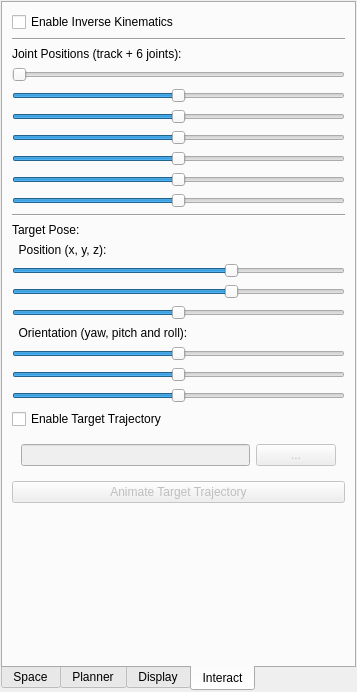
mikael-s-persson/ReaK, file src/ReaK/examples/robot_airship/uis/CRS_planner_config.ui: the form before one commit.
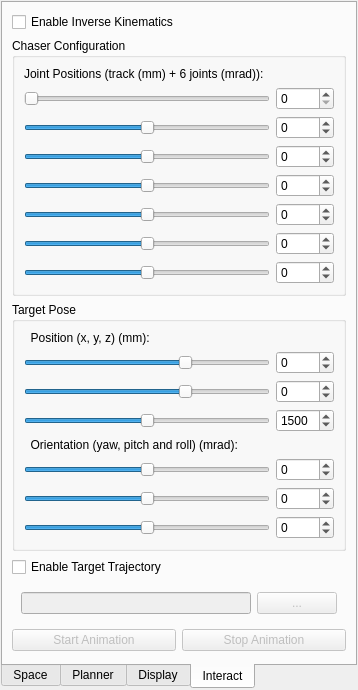
The form after the commit. The open tabs and pages were chosen to show the change.

Commit message: Added a number of features to the CRS-planner2 GUI. Added the load functions for the models (not yet linked to GUI menus). Did a bit of cleaning.

Diff of the .ui file:
```diff
--- a/src/ReaK/examples/robot_airship/uis/CRS_planner_config.ui
+++ b/src/ReaK/examples/robot_airship/uis/CRS_planner_config.ui
@@ -6,8 +6,8 @@
    <rect>
     <x>0</x>
     <y>0</y>
-    <width>357</width>
-    <height>689</height>
+    <width>358</width>
+    <height>690</height>
    </rect>
   </property>
   <property name="sizePolicy">
@@ -35,7 +35,7 @@
       <enum>QTabWidget::South</enum>
      </property>
      <property name="currentIndex">
-      <number>3</number>
+      <number>0</number>
      </property>
      <widget class="QWidget" name="TopologyTab">
       <attribute name="title">
@@ -119,19 +119,22 @@
           <item row="0" column="0">
            <widget class="QLabel" name="label_3">
             <property name="text">
-             <string>Minimum (seconds):</string>
+             <string>Minimum:</string>
             </property>
            </widget>
           </item>
           <item row="2" column="0">
            <widget class="QLabel" name="label_4">
             <property name="text">
-             <string>Maximum (seconds):</string>
+             <string>Maximum:</string>
             </property>
            </widget>
           </item>
           <item row="0" column="1">
            <widget class="QDoubleSpinBox" name="min_interval_spinbox">
+            <property name="suffix">
+             <string> seconds</string>
+            </property>
             <property name="minimum">
              <double>0.010000000000000</double>
             </property>
@@ -148,6 +151,9 @@
           </item>
           <item row="2" column="1">
            <widget class="QDoubleSpinBox" name="max_interval_spinbox">
+            <property name="suffix">
+             <string> seconds</string>
+            </property>
             <property name="minimum">
              <double>0.100000000000000</double>
             </property>
@@ -368,7 +374,7 @@
           <item row="4" column="0">
            <widget class="QLabel" name="label_11">
             <property name="text">
-             <string>Maximum Num. of Solutions:</string>
+             <string>Stop after:</string>
             </property>
            </widget>
           </item>
@@ -388,6 +394,9 @@
           </item>
           <item row="0" column="1">
            <widget class="QSpinBox" name="maxvertices_spinbox">
+            <property name="suffix">
+             <string> nodes</string>
+            </property>
             <property name="minimum">
              <number>100</number>
             </property>
@@ -404,6 +413,9 @@
           </item>
           <item row="2" column="1">
            <widget class="QSpinBox" name="progress_interval_spinbox">
+            <property name="suffix">
+             <string> iterations</string>
+            </property>
             <property name="minimum">
              <number>100</number>
             </property>
@@ -420,6 +432,9 @@
           </item>
           <item row="4" column="1">
            <widget class="QSpinBox" name="maxsolutions_spinbox">
+            <property name="suffix">
+             <string> solutions</string>
+            </property>
             <property name="minimum">
              <number>1</number>
             </property>
@@ -443,6 +458,22 @@
           <string>Specific Planner Options</string>
          </property>
          <layout class="QGridLayout" name="gridLayout_3">
+          <item row="2" column="1">
+           <widget class="QDoubleSpinBox" name="init_sa_temp_spinbox">
+            <property name="enabled">
+             <bool>false</bool>
+            </property>
+            <property name="decimals">
+             <number>1</number>
+            </property>
+            <property name="singleStep">
+             <double>0.100000000000000</double>
+            </property>
+            <property name="value">
+             <double>2.000000000000000</double>
+            </property>
+           </widget>
+          </item>
           <item row="0" column="1">
            <widget class="QCheckBox" name="check_bidir">
             <property name="enabled">
@@ -493,22 +524,6 @@
             </property>
            </widget>
           </item>
-          <item row="2" column="1">
-           <widget class="QDoubleSpinBox" name="init_sa_temp_spinbox">
-            <property name="enabled">
-             <bool>false</bool>
-            </property>
-            <property name="decimals">
-             <number>1</number>
-            </property>
-            <property name="singleStep">
-             <double>0.100000000000000</double>
-            </property>
-            <property name="value">
-             <double>2.000000000000000</double>
-            </property>
-           </widget>
-          </item>
           <item row="3" column="0">
            <widget class="QCheckBox" name="check_anytime_heuristic">
             <property name="text">
@@ -542,6 +557,35 @@
             </property>
            </widget>
           </item>
+          <item row="6" column="0">
+           <widget class="QLabel" name="label_start_delay">
+            <property name="enabled">
+             <bool>false</bool>
+            </property>
+            <property name="text">
+             <string>Start Delay (s):</string>
+            </property>
+           </widget>
+          </item>
+          <item row="6" column="1">
+           <widget class="QDoubleSpinBox" name="start_delay_spinbox">
+            <property name="enabled">
+             <bool>false</bool>
+            </property>
+            <property name="suffix">
+             <string> seconds</string>
+            </property>
+            <property name="decimals">
+             <number>0</number>
+            </property>
+            <property name="maximum">
+             <double>200.000000000000000</double>
+            </property>
+            <property name="value">
+             <double>10.000000000000000</double>
+            </property>
+           </widget>
+          </item>
          </layout>
         </widget>
        </item>
@@ -552,46 +596,55 @@
          </property>
          <layout class="QVBoxLayout" name="verticalLayout_7">
           <item>
+           <widget class="QWidget" name="widget_2" native="true">
+            <layout class="QGridLayout" name="gridLayout_5">
+             <property name="margin">
+              <number>0</number>
+             </property>
+             <item row="0" column="0">
            <widget class="QCheckBox" name="check_print_timing">
             <property name="enabled">
-             <bool>false</bool>
+                <bool>true</bool>
             </property>
             <property name="text">
-             <string>Timing (printed to terminal)</string>
+                <string>Timing (terminal)</string>
             </property>
            </widget>
           </item>
-          <item>
+             <item row="0" column="1">
            <widget class="QCheckBox" name="check_print_counter">
             <property name="enabled">
-             <bool>false</bool>
+                <bool>true</bool>
             </property>
             <property name="text">
-             <string>Node counter (printed to terminal)</string>
+                <string>Node counter (terminal)</string>
             </property>
             <property name="checked">
              <bool>true</bool>
             </property>
            </widget>
           </item>
-          <item>
+             <item row="1" column="0">
            <widget class="QCheckBox" name="check_print_graph">
             <property name="text">
-             <string>Motion-graph (end-effector trace)</string>
+                <string>Motion-graph trace</string>
             </property>
             <property name="checked">
              <bool>true</bool>
             </property>
            </widget>
           </item>
-          <item>
+             <item row="1" column="1">
            <widget class="QCheckBox" name="check_print_best">
             <property name="text">
-             <string>Best Solution (end-effector trace)</string>
+                <string>Best solution trace</string>
             </property>
             <property name="checked">
              <bool>true</bool>
             </property>
+              </widget>
+             </item>
+            </layout>
            </widget>
           </item>
          </layout>
@@ -625,50 +678,56 @@
       </attribute>
       <layout class="QVBoxLayout" name="verticalLayout_3">
        <item>
+        <widget class="QLabel" name="label_6">
+         <property name="text">
+          <string>General Displayed Elements:</string>
+         </property>
+        </widget>
+       </item>
+       <item>
+        <widget class="QWidget" name="widget_3" native="true">
+         <layout class="QGridLayout" name="gridLayout_6">
+          <property name="margin">
+           <number>0</number>
+          </property>
+          <item row="0" column="0">
         <widget class="QCheckBox" name="check_show_geom">
          <property name="text">
-          <string>Show Robot Geometry</string>
+             <string>Chaser Geometry</string>
          </property>
          <property name="checked">
           <bool>true</bool>
          </property>
         </widget>
        </item>
-       <item>
+          <item row="0" column="1">
         <widget class="QCheckBox" name="check_show_kinmdl">
          <property name="text">
-          <string>Show Robot Kinematic Model</string>
+             <string>Chaser KTE Chain</string>
          </property>
         </widget>
        </item>
-       <item>
+          <item row="1" column="0">
         <widget class="QCheckBox" name="check_show_target">
          <property name="text">
-          <string>Show Target Geometry</string>
+             <string>Target Geometry</string>
          </property>
          <property name="checked">
           <bool>true</bool>
          </property>
         </widget>
        </item>
-       <item>
+          <item row="1" column="1">
         <widget class="QCheckBox" name="check_show_env">
          <property name="text">
-          <string>Show Environment</string>
+             <string>Environment</string>
          </property>
          <property name="checked">
           <bool>true</bool>
          </property>
         </widget>
        </item>
-       <item>
-        <widget class="QCheckBox" name="check_show_proxy">
-         <property name="text">
-          <string>Show Proximity Query Results</string>
-         </property>
-         <property name="checked">
-          <bool>true</bool>
-         </property>
+         </layout>
         </widget>
        </item>
        <item>
@@ -681,35 +740,77 @@
        <item>
         <widget class="QLabel" name="label_15">
          <property name="text">
-          <string>Motion-Planning Results:</string>
+          <string>Planning Results Displayed:</string>
          </property>
         </widget>
        </item>
        <item>
+        <widget class="QWidget" name="widget_4" native="true">
+         <layout class="QGridLayout" name="gridLayout_7">
+          <property name="margin">
+           <number>0</number>
+          </property>
+          <item row="0" column="0">
         <widget class="QCheckBox" name="check_show_motiongraph">
          <property name="text">
-          <string>Show Motion-Graph</string>
+             <string>Motion-Graph</string>
          </property>
          <property name="checked">
           <bool>true</bool>
          </property>
         </widget>
        </item>
-       <item>
+          <item row="0" column="1">
         <widget class="QCheckBox" name="check_show_sol">
          <property name="text">
-          <string>Show Solution(s)</string>
+             <string>Solution(s)</string>
          </property>
          <property name="checked">
           <bool>true</bool>
          </property>
         </widget>
        </item>
+         </layout>
+        </widget>
+       </item>
        <item>
+        <widget class="Line" name="line_4">
+         <property name="orientation">
+          <enum>Qt::Horizontal</enum>
+         </property>
+        </widget>
+       </item>
+       <item>
+        <widget class="QLabel" name="label_12">
+         <property name="text">
+          <string>Best Solution Animation:</string>
+         </property>
+        </widget>
+       </item>
+       <item>
+        <widget class="QWidget" name="widget_5" native="true">
+         <layout class="QGridLayout" name="gridLayout_8">
+          <property name="margin">
+           <number>0</number>
+          </property>
+          <item row="0" column="0">
         <widget class="QPushButton" name="animate_button">
          <property name="text">
-          <string>Animate Best Solution</string>
-         </property>
+             <string>Start</string>
+            </property>
+           </widget>
+          </item>
+          <item row="0" column="1">
+           <widget class="QPushButton" name="animate_stop_button">
+            <property name="enabled">
+             <bool>false</bool>
+            </property>
+            <property name="text">
+             <string>Stop</string>
+            </property>
+           </widget>
+          </item>
+         </layout>
         </widget>
        </item>
        <item>
@@ -740,20 +841,115 @@
         </widget>
        </item>
        <item>
-        <widget class="Line" name="line_2">
+        <widget class="QGroupBox" name="chaser_config_group">
+         <property name="title">
+          <string>Chaser Configuration</string>
+         </property>
+         <layout class="QVBoxLayout" name="verticalLayout_8">
+          <item>
+           <widget class="QWidget" name="widget_7" native="true">
+            <layout class="QGridLayout" name="gridLayout_10">
+             <property name="margin">
+              <number>0</number>
+             </property>
+             <item row="3" column="0">
+              <widget class="QSlider" name="joint2_pos">
+               <property name="minimum">
+                <number>-1570</number>
+               </property>
+               <property name="maximum">
+                <number>1570</number>
+               </property>
+               <property name="singleStep">
+                <number>10</number>
+               </property>
          <property name="orientation">
           <enum>Qt::Horizontal</enum>
          </property>
         </widget>
        </item>
-       <item>
-        <widget class="QLabel" name="label_16">
-         <property name="text">
-          <string>Joint Positions (track + 6 joints):</string>
-         </property>
-        </widget>
-       </item>
-       <item>
+             <item row="5" column="1">
+              <widget class="QSpinBox" name="joint4_pos_spin">
+               <property name="minimum">
+                <number>-3141</number>
+               </property>
+               <property name="maximum">
+                <number>3141</number>
+               </property>
+               <property name="singleStep">
+                <number>10</number>
+               </property>
+              </widget>
+             </item>
+             <item row="1" column="1">
+              <widget class="QSpinBox" name="track_pos_spin">
+               <property name="maximum">
+                <number>3000</number>
+               </property>
+               <property name="singleStep">
+                <number>10</number>
+               </property>
+              </widget>
+             </item>
+             <item row="2" column="1">
+              <widget class="QSpinBox" name="joint1_pos_spin">
+               <property name="minimum">
+                <number>-3054</number>
+               </property>
+               <property name="maximum">
+                <number>3054</number>
+               </property>
+               <property name="singleStep">
+                <number>10</number>
+               </property>
+              </widget>
+             </item>
+             <item row="5" column="0">
+              <widget class="QSlider" name="joint4_pos">
+               <property name="minimum">
+                <number>-3141</number>
+               </property>
+               <property name="maximum">
+                <number>3141</number>
+               </property>
+               <property name="singleStep">
+                <number>10</number>
+               </property>
+               <property name="orientation">
+                <enum>Qt::Horizontal</enum>
+               </property>
+              </widget>
+             </item>
+             <item row="7" column="0">
+              <widget class="QSlider" name="joint6_pos">
+               <property name="minimum">
+                <number>-3141</number>
+               </property>
+               <property name="maximum">
+                <number>3141</number>
+               </property>
+               <property name="singleStep">
+                <number>10</number>
+               </property>
+               <property name="orientation">
+                <enum>Qt::Horizontal</enum>
+               </property>
+              </widget>
+             </item>
+             <item row="6" column="1">
+              <widget class="QSpinBox" name="joint5_pos_spin">
+               <property name="minimum">
+                <number>-1832</number>
+               </property>
+               <property name="maximum">
+                <number>1832</number>
+               </property>
+               <property name="singleStep">
+                <number>10</number>
+               </property>
+              </widget>
+             </item>
+             <item row="1" column="0">
         <widget class="QSlider" name="track_pos">
          <property name="maximum">
           <number>3000</number>
@@ -769,7 +965,33 @@
          </property>
         </widget>
        </item>
-       <item>
+             <item row="7" column="1">
+              <widget class="QSpinBox" name="joint6_pos_spin">
+               <property name="minimum">
+                <number>-3141</number>
+               </property>
+               <property name="maximum">
+                <number>3141</number>
+               </property>
+               <property name="singleStep">
+                <number>10</number>
+               </property>
+              </widget>
+             </item>
+             <item row="3" column="1">
+              <widget class="QSpinBox" name="joint2_pos_spin">
+               <property name="minimum">
+                <number>-1570</number>
+               </property>
+               <property name="maximum">
+                <number>1570</number>
+               </property>
+               <property name="singleStep">
+                <number>10</number>
+               </property>
+              </widget>
+             </item>
+             <item row="2" column="0">
         <widget class="QSlider" name="joint1_pos">
          <property name="minimum">
           <number>-3054</number>
@@ -785,23 +1007,7 @@
          </property>
         </widget>
        </item>
-       <item>
-        <widget class="QSlider" name="joint2_pos">
-         <property name="minimum">
-          <number>-1570</number>
-         </property>
-         <property name="maximum">
-          <number>1570</number>
-         </property>
-         <property name="singleStep">
-          <number>10</number>
-         </property>
-         <property name="orientation">
-          <enum>Qt::Horizontal</enum>
-         </property>
-        </widget>
-       </item>
-       <item>
+             <item row="4" column="0">
         <widget class="QSlider" name="joint3_pos">
          <property name="minimum">
           <number>-1919</number>
@@ -817,23 +1023,20 @@
          </property>
         </widget>
        </item>
-       <item>
-        <widget class="QSlider" name="joint4_pos">
+             <item row="4" column="1">
+              <widget class="QSpinBox" name="joint3_pos_spin">
          <property name="minimum">
-          <number>-3141</number>
+                <number>-1919</number>
          </property>
          <property name="maximum">
-          <number>3141</number>
+                <number>1919</number>
          </property>
          <property name="singleStep">
           <number>10</number>
          </property>
-         <property name="orientation">
-          <enum>Qt::Horizontal</enum>
-         </property>
-        </widget>
-       </item>
-       <item>
+              </widget>
+             </item>
+             <item row="6" column="0">
         <widget class="QSlider" name="joint5_pos">
          <property name="minimum">
           <number>-1832</number>
@@ -852,44 +1055,32 @@
          </property>
         </widget>
        </item>
-       <item>
-        <widget class="QSlider" name="joint6_pos">
-         <property name="minimum">
-          <number>-3141</number>
-         </property>
-         <property name="maximum">
-          <number>3141</number>
-         </property>
-         <property name="singleStep">
-          <number>10</number>
-         </property>
-         <property name="orientation">
-          <enum>Qt::Horizontal</enum>
-         </property>
-        </widget>
-       </item>
-       <item>
-        <widget class="Line" name="line_3">
-         <property name="orientation">
-          <enum>Qt::Horizontal</enum>
-         </property>
-        </widget>
-       </item>
-       <item>
-        <widget class="QLabel" name="label_17">
-         <property name="text">
-          <string>Target Pose:</string>
-         </property>
+             <item row="0" column="0">
+              <widget class="QLabel" name="label_16">
+               <property name="text">
+                <string>Joint Positions (track (mm) + 6 joints (mrad)):</string>
+               </property>
+              </widget>
+             </item>
+            </layout>
+           </widget>
+          </item>
+         </layout>
         </widget>
        </item>
        <item>
-        <widget class="QLabel" name="label_18">
-         <property name="text">
-          <string>  Position (x, y, z):</string>
+        <widget class="QGroupBox" name="target_pose_group">
+         <property name="title">
+          <string>Target Pose</string>
          </property>
-        </widget>
-       </item>
+         <layout class="QVBoxLayout" name="verticalLayout_9">
        <item>
+           <widget class="QWidget" name="widget_8" native="true">
+            <layout class="QGridLayout" name="gridLayout_11">
+             <property name="margin">
+              <number>0</number>
+             </property>
+             <item row="1" column="0">
         <widget class="QSlider" name="target_x">
          <property name="cursor">
           <cursorShape>ArrowCursor</cursorShape>
@@ -914,7 +1105,14 @@
          </property>
         </widget>
        </item>
-       <item>
+             <item row="0" column="0">
+              <widget class="QLabel" name="label_18">
+               <property name="text">
+                <string>  Position (x, y, z) (mm):</string>
+               </property>
+              </widget>
+             </item>
+             <item row="2" column="0">
         <widget class="QSlider" name="target_y">
          <property name="minimum">
           <number>-4000</number>
@@ -936,30 +1134,7 @@
          </property>
         </widget>
        </item>
-       <item>
-        <widget class="QSlider" name="target_z">
-         <property name="maximum">
-          <number>3000</number>
-         </property>
-         <property name="singleStep">
-          <number>10</number>
-         </property>
-         <property name="value">
-          <number>1500</number>
-         </property>
-         <property name="orientation">
-          <enum>Qt::Horizontal</enum>
-         </property>
-        </widget>
-       </item>
-       <item>
-        <widget class="QLabel" name="label_19">
-         <property name="text">
-          <string>  Orientation (yaw, pitch and roll):</string>
-         </property>
-        </widget>
-       </item>
-       <item>
+             <item row="5" column="0">
         <widget class="QSlider" name="target_yaw">
          <property name="minimum">
           <number>-3141</number>
@@ -975,7 +1150,23 @@
          </property>
         </widget>
        </item>
-       <item>
+             <item row="3" column="0">
+              <widget class="QSlider" name="target_z">
+               <property name="maximum">
+                <number>3000</number>
+               </property>
+               <property name="singleStep">
+                <number>10</number>
+               </property>
+               <property name="value">
+                <number>1500</number>
+               </property>
+               <property name="orientation">
+                <enum>Qt::Horizontal</enum>
+               </property>
+              </widget>
+             </item>
+             <item row="6" column="0">
         <widget class="QSlider" name="target_pitch">
          <property name="minimum">
           <number>-1571</number>
@@ -991,7 +1182,27 @@
          </property>
         </widget>
        </item>
-       <item>
+             <item row="1" column="1">
+              <widget class="QSpinBox" name="target_x_spin">
+               <property name="minimum">
+                <number>-4000</number>
+               </property>
+               <property name="maximum">
+                <number>2000</number>
+               </property>
+               <property name="singleStep">
+                <number>50</number>
+               </property>
+              </widget>
+             </item>
+             <item row="4" column="0">
+              <widget class="QLabel" name="label_19">
+               <property name="text">
+                <string>  Orientation (yaw, pitch and roll) (mrad):</string>
+               </property>
+              </widget>
+             </item>
+             <item row="7" column="0">
         <widget class="QSlider" name="target_roll">
          <property name="minimum">
           <number>-3141</number>
@@ -1007,6 +1218,77 @@
          </property>
         </widget>
        </item>
+             <item row="2" column="1">
+              <widget class="QSpinBox" name="target_y_spin">
+               <property name="minimum">
+                <number>-4000</number>
+               </property>
+               <property name="maximum">
+                <number>2000</number>
+               </property>
+               <property name="singleStep">
+                <number>50</number>
+               </property>
+              </widget>
+             </item>
+             <item row="3" column="1">
+              <widget class="QSpinBox" name="target_z_spin">
+               <property name="maximum">
+                <number>3000</number>
+               </property>
+               <property name="singleStep">
+                <number>50</number>
+               </property>
+               <property name="value">
+                <number>1500</number>
+               </property>
+              </widget>
+             </item>
+             <item row="5" column="1">
+              <widget class="QSpinBox" name="target_yaw_spin">
+               <property name="minimum">
+                <number>-3141</number>
+               </property>
+               <property name="maximum">
+                <number>3141</number>
+               </property>
+               <property name="singleStep">
+                <number>10</number>
+               </property>
+              </widget>
+             </item>
+             <item row="6" column="1">
+              <widget class="QSpinBox" name="target_pitch_spin">
+               <property name="minimum">
+                <number>-1571</number>
+               </property>
+               <property name="maximum">
+                <number>1571</number>
+               </property>
+               <property name="singleStep">
+                <number>10</number>
+               </property>
+              </widget>
+             </item>
+             <item row="7" column="1">
+              <widget class="QSpinBox" name="target_roll_spin">
+               <property name="minimum">
+                <number>-3141</number>
+               </property>
+               <property name="maximum">
+                <number>3141</number>
+               </property>
+               <property name="singleStep">
+                <number>10</number>
+               </property>
+              </widget>
+             </item>
+            </layout>
+           </widget>
+          </item>
+         </layout>
+        </widget>
+       </item>
        <item>
         <widget class="QCheckBox" name="check_trajectory">
          <property name="text">
@@ -1041,13 +1323,35 @@
         </widget>
        </item>
        <item>
+        <widget class="QWidget" name="anim_traj_widget" native="true">
+         <property name="enabled">
+          <bool>false</bool>
+         </property>
+         <layout class="QGridLayout" name="gridLayout_9">
+          <property name="margin">
+           <number>0</number>
+          </property>
+          <item row="0" column="0">
         <widget class="QPushButton" name="anim_trajectory_button">
          <property name="enabled">
           <bool>false</bool>
          </property>
          <property name="text">
-          <string>Animate Target Trajectory</string>
-         </property>
+             <string>Start Animation</string>
+            </property>
+           </widget>
+          </item>
+          <item row="0" column="1">
+           <widget class="QPushButton" name="anim_traj_stop_button">
+            <property name="enabled">
+             <bool>false</bool>
+            </property>
+            <property name="text">
+             <string>Stop Animation</string>
+            </property>
+           </widget>
+          </item>
+         </layout>
         </widget>
        </item>
        <item>
@@ -1108,11 +1412,6 @@
     <string>EnvVisibleToggle</string>
    </property>
   </action>
-  <action name="actionProxyVisibleToggle">
-   <property name="text">
-    <string>ProxyVisibleToggle</string>
-   </property>
-  </action>
   <action name="actionMGVisibleToggle">
    <property name="text">
     <string>MGVisibleToggle</string>
@@ -1144,6 +1443,22 @@
     <string>LoadTargetTrajectory</string>
    </property>
   </action>
+  <action name="actionStopRobot">
+   <property name="text">
+    <string>StopRobot</string>
+   </property>
+   <property name="toolTip">
+    <string>StopRobot</string>
+   </property>
+  </action>
+  <action name="actionStopTargetAnimation">
+   <property name="text">
+    <string>StopTargetAnimation</string>
+   </property>
+   <property name="toolTip">
+    <string>StopTargetAnimation</string>
+   </property>
+  </action>
  </widget>
  <resources/>
  <connections>
```
Left out of the diff: 1162 changed lines with no effect on the pictures. Lines whose indentation alone changed are shown as unchanged. The commit also changes 3 other files.
